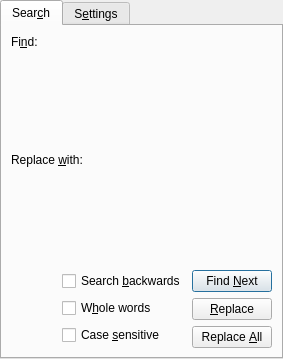
First picture: the form in src/frontends/qt/ui/FindAndReplaceUi.ui, repository cburschka/lyx, before the edit.
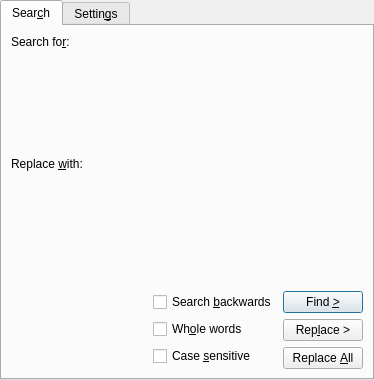
Second picture: the form after the edit. Custom widgets are drawn as their Qt base class.

Commit message: Adv F&R: Fix accelerator conflicts

What changed in the file:
```diff
--- a/src/frontends/qt/ui/FindAndReplaceUi.ui
+++ b/src/frontends/qt/ui/FindAndReplaceUi.ui
@@ -6,8 +6,8 @@
    <rect>
     <x>0</x>
     <y>0</y>
-    <width>283</width>
-    <height>359</height>
+    <width>374</width>
+    <height>380</height>
    </rect>
   </property>
   <property name="windowTitle">
@@ -26,7 +26,7 @@
       <item>
        <widget class="QLabel" name="findLabel">
         <property name="text">
-         <string>Fi&amp;nd:</string>
+         <string>Search fo&amp;r:</string>
         </property>
         <property name="buddy">
          <cstring>find_work_area_</cstring>
@@ -78,8 +78,8 @@
         </property>
         <property name="sizeHint" stdset="0">
          <size>
-          <width>0</width>
-          <height>0</height>
+          <width>13</width>
+          <height>13</height>
          </size>
         </property>
        </spacer>
@@ -93,8 +93,8 @@
           </property>
           <property name="sizeHint" stdset="0">
            <size>
-            <width>0</width>
-            <height>0</height>
+            <width>13</width>
+            <height>13</height>
            </size>
           </property>
          </spacer>
@@ -120,7 +120,7 @@
              <string>Restrict search to whole words only</string>
             </property>
             <property name="text">
-             <string>W&amp;hole words</string>
+             <string>Wh&amp;ole words</string>
             </property>
            </widget>
           </item>
@@ -147,7 +147,7 @@
              <string>Find next occurrence [Enter]</string>
             </property>
             <property name="text">
-             <string>Find &amp;Next</string>
+             <string>Find &amp;&gt;</string>
             </property>
             <property name="default">
              <bool>true</bool>
@@ -163,7 +163,7 @@
              <string>Replace and find next occurrence [Enter]</string>
             </property>
             <property name="text">
-             <string>&amp;Replace</string>
+             <string>Rep&amp;lace &gt;</string>
             </property>
            </widget>
           </item>
@@ -190,7 +190,7 @@
   </widget>
   <widget class="QWidget" name="advancedTab">
    <attribute name="title">
-    <string>S&amp;ettings</string>
+    <string>Settin&amp;gs</string>
    </attribute>
    <layout class="QVBoxLayout" name="dynamicLayoutAdvanced_" stretch="0,0,1">
     <item>
```
Left out of the diff: 6 changed lines with no effect on the pictures.
